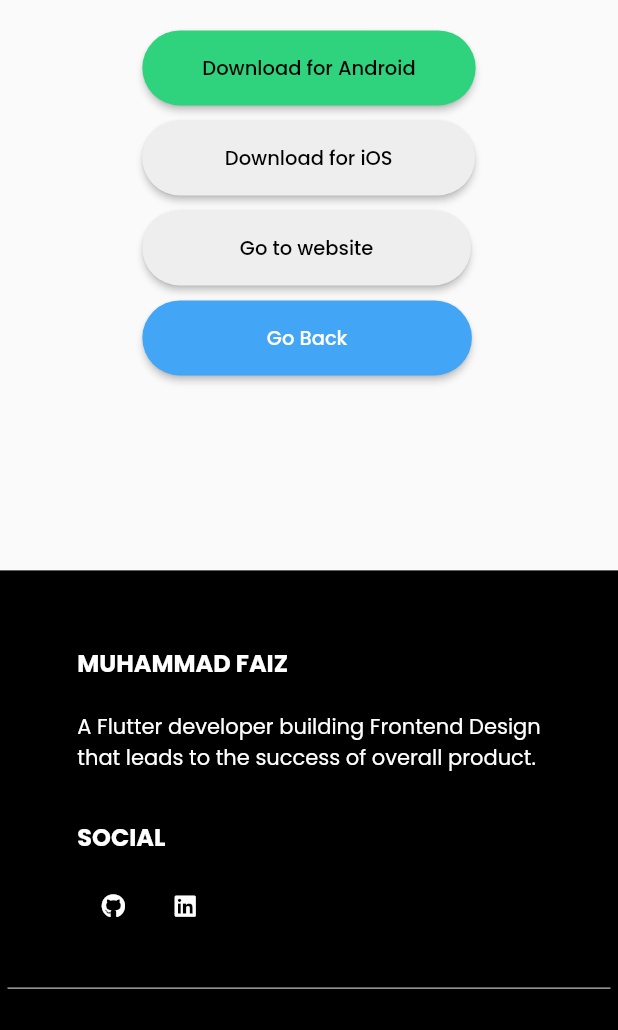
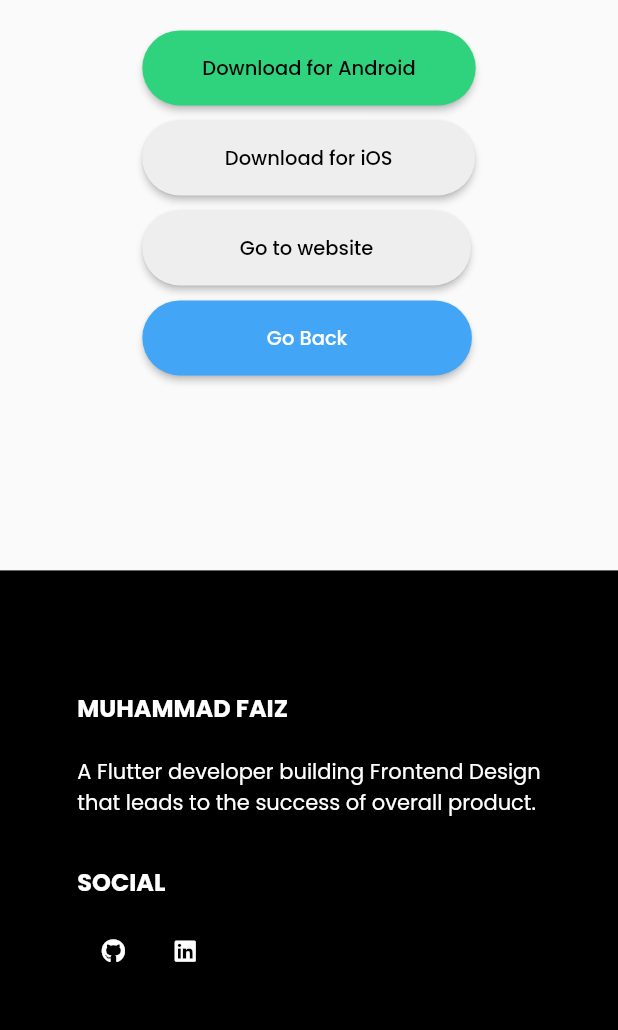
Before and after one commit to acheyfaiz/webportfolio, a Flutter app: the AwareProject screen opened by its route, scrolled down 1152 dp, on a phone screen of 412 x 824 dp, the part 206-1236 px from its top. Run offline on Flutter 3.47's test engine with Material 2 defaults, Android fonts, the light colour scheme and no system bars; our stand-ins replace font_awesome_flutter, go_router, google_fonts, timelines; missing offline and left inert: dart:html.

Commit message:
update sdk, update footer

```diff
--- a/lib/UI/about.dart
+++ b/lib/UI/about.dart
@@ -3,7 +3,7 @@ import 'package:google_fonts/google_fonts.dart';
 import 'package:portfolio/UI/home.dart';
 
 class About extends StatelessWidget {
-  About({Key? key}) : super(key: key);
+  const About({Key? key}) : super(key: key);
 
   @override
   Widget build(BuildContext context) {
--- a/lib/UI/footer.dart
+++ b/lib/UI/footer.dart
@@ -15,8 +15,9 @@ class Footer extends StatelessWidget {
       child: ColoredBox(
         color: Colors.black,
         child: Padding(
-          padding: Responsive.isLargeScreen(context) ? const EdgeInsets.symmetric(horizontal: 140, vertical: 50)
-              : const EdgeInsets.symmetric(horizontal: 5, vertical: 50),
+          padding: Responsive.isLargeScreen(context) ? const EdgeInsets.symmetric(horizontal: 140, vertical: 100)
+              : Responsive.isTabScreen(context) ? const EdgeInsets.symmetric(horizontal: 40, vertical: 100)
+              : const EdgeInsets.symmetric(horizontal: 5, vertical: 80),
           child: Column(
             mainAxisSize: MainAxisSize.min,
             children: [
@@ -36,11 +37,11 @@ class Footer extends StatelessWidget {
               const SizedBox(height: 30),
 
               /// copyright text
-              /// (v1.5.0)
+              /// (v1.5.1)
               const Text("© Copyright 2023 handmade with Flutter 💙", textAlign: TextAlign.center, style: TextStyle(
                 color: Colors.white, fontSize: 12
               )),
-              const Text("Last updated: 3 June 2023", textAlign: TextAlign.center, style: TextStyle(
+              const Text("Last updated: 03 June 2023", textAlign: TextAlign.center, style: TextStyle(
                   color: Colors.white, fontSize: 11, fontStyle: FontStyle.italic
               ))
 
@@ -64,7 +65,7 @@ class FooterDesc extends StatelessWidget {
       FooterOption(url: 'https://www.linkedin.com/in/muhdfaizz/', icon: FontAwesomeIcons.linkedin),
     ];
 
-    return Responsive.isLargeScreen(context) ? _web(list) : _mobile(list);
+    return Responsive.isLargeScreen(context) || Responsive.isTabScreen(context) ? _web(list) : _mobile(list);
   }
 
   _web(List<FooterOption> list){
@@ -73,10 +74,10 @@ class FooterDesc extends StatelessWidget {
       children: [
 
         /// nama
-        Column(
+        const Column(
           mainAxisSize: MainAxisSize.min,
           crossAxisAlignment: CrossAxisAlignment.start,
-          children: const [
+          children: [
 
             Text("MUHAMMAD FAIZ", style: TextStyle(
                 fontSize: 16, fontWeight: FontWeight.bold,
@@ -139,10 +140,10 @@ class FooterDesc extends StatelessWidget {
       children: [
 
         /// nama
-        Column(
+        const Column(
           mainAxisSize: MainAxisSize.min,
           crossAxisAlignment: CrossAxisAlignment.start,
-          children: const [
+          children: [
 
             Text("MUHAMMAD FAIZ", style: TextStyle(
                 fontSize: 16, fontWeight: FontWeight.bold,
--- a/lib/UI/home2.dart
+++ b/lib/UI/home2.dart
@@ -44,8 +44,8 @@ class _Home2State extends State<Home2> {
         child: SingleChildScrollView(
           controller: controller,
           physics: const BouncingScrollPhysics(),
-          child: Column(
-            children: const [
+          child: const Column(
+            children: [
 
               BodyContent(),
 
@@ -126,7 +126,7 @@ class BodyContent extends StatelessWidget {
           ),
         ),
 
-        About(),
+        const About(),
 
         const Education(),
 
--- a/lib/main.dart
+++ b/lib/main.dart
@@ -17,6 +17,7 @@ void main() {
 }
 
 class MyApp extends StatelessWidget {
+  MyApp({super.key});
 
   /// for route navigation
   final _router = GoRouter(
--- a/pubspec.yaml
+++ b/pubspec.yaml
@@ -18,7 +18,7 @@ publish_to: 'none' # Remove this line if you wish to publish to pub.dev
 version: 1.0.0+1
 
 environment:
-  sdk: ">=2.17.3 <3.0.0"
+  sdk: '>=2.19.4 <3.0.0'
 
 # Dependencies specify other packages that your package needs in order to work.
 # To automatically upgrade your package dependencies to the latest versions
```
